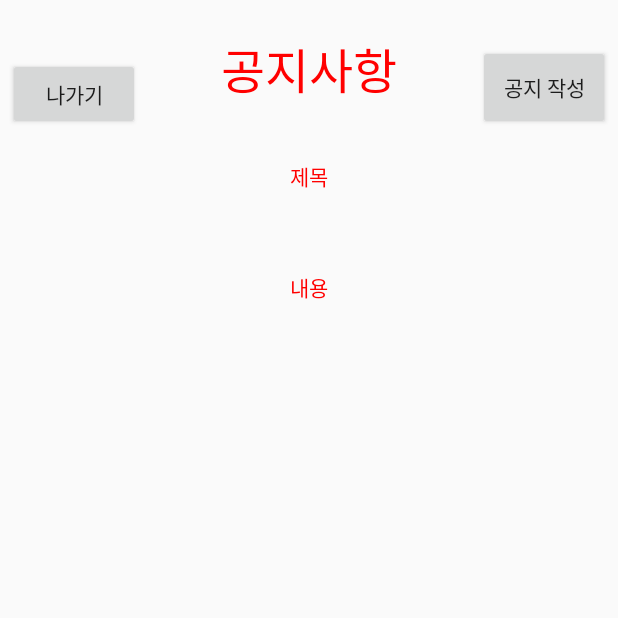
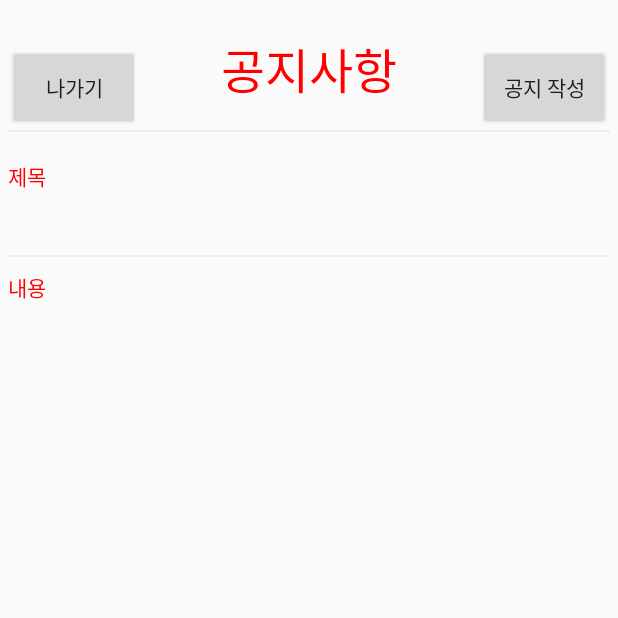
Before and after one commit to KimSungBeen/TEST, an Android app: the Notice_read_Activity screen opened directly, with no data from a screen before it, on a phone screen of 412 x 824 dp, the top half of it. Run offline under Robolectric (Android 15) with nearby library versions, the phone set to English and light mode, and no system bars.

```diff
--- a/app/src/main/java/com/example/myapplication/Diary_Adapter.java
+++ b/app/src/main/java/com/example/myapplication/Diary_Adapter.java
@@ -91,8 +91,7 @@ public class Diary_Adapter extends RecyclerView.Adapter<Diary_Adapter.MyViewHold
                 //dialog (선언, 아이콘, 제목, 셋팅 메시지)
                 AlertDialog.Builder dialog = new AlertDialog.Builder(v.getContext());
                 dialog.setIcon(R.mipmap.ic_launcher); //Dialog icon
-                dialog.setTitle(""); //Dialog title
-                dialog.setMessage("작업을 선택하십시오."); //Dialog Message
+                dialog.setTitle("작업을 선택하십시오."); //Dialog title
 
                 //Dialog의 수정버튼
                 dialog.setNegativeButton("수정", new DialogInterface.OnClickListener() {
--- a/app/src/main/java/com/example/myapplication/Video_Adapter.java
+++ b/app/src/main/java/com/example/myapplication/Video_Adapter.java
@@ -101,8 +101,7 @@ public class Video_Adapter extends RecyclerView.Adapter<Video_Adapter.MyViewHold
                 //dialog (선언, 아이콘, 제목, 셋팅 메시지)
                 AlertDialog.Builder dialog = new AlertDialog.Builder(v.getContext());
                 dialog.setIcon(R.mipmap.ic_launcher); //Dialog icon
-                dialog.setTitle(""); //Dialog title
-                dialog.setMessage("작업을 선택하십시오."); //Dialog Message
+                dialog.setTitle("작업을 선택하십시오."); //Dialog title
 
                 //롱클릭 Dialog안에 북마크를 클릭했을 시 북마크 설정이 가능한 Dialog를 다시 띄움
                 dialog.setNeutralButton("북마크", new DialogInterface.OnClickListener() {
@@ -112,8 +111,7 @@ public class Video_Adapter extends RecyclerView.Adapter<Video_Adapter.MyViewHold
                         //Dialog 선언과정
                         AlertDialog.Builder bookmarkDialog = new AlertDialog.Builder(v.getContext());
                         bookmarkDialog.setIcon(R.mipmap.ic_launcher);//Dialog icon
-                        bookmarkDialog.setTitle(""); //Dialog title
-                        bookmarkDialog.setMessage("북마크 번호를 입력하세요. (1 ~ 6)"); //Dialog Message
+                        bookmarkDialog.setTitle("북마크 번호를 입력하세요. (1 ~ 6)"); //Dialog title
                         EditText ET_bookmarkNum = new EditText(v.getContext()); //Dialog EditText
                         bookmarkDialog.setView(ET_bookmarkNum);
 
--- a/app/src/main/java/com/example/myapplication/Workout_info_files_Activity.java
+++ b/app/src/main/java/com/example/myapplication/Workout_info_files_Activity.java
@@ -232,8 +232,7 @@ public class Workout_info_files_Activity extends AppCompatActivity {
                 //dialog 선언
                 AlertDialog.Builder dialog = new AlertDialog.Builder(Workout_info_files_Activity.this);
                 dialog.setIcon(R.mipmap.ic_launcher);
-                dialog.setTitle("");
-                dialog.setMessage("작업을 선택하십시오.");
+                dialog.setTitle("작업을 선택하십시오.");
 
                 //롱클릭 Dialog안에 북마크를 클릭했을 시 북마크 설정이 가능한 Dialog를 다시 띄움
                 dialog.setNeutralButton("북마크", new DialogInterface.OnClickListener() {
@@ -243,8 +242,7 @@ public class Workout_info_files_Activity extends AppCompatActivity {
                         //Dialog 선언과정
                         AlertDialog.Builder bookmarkDialog = new AlertDialog.Builder(Workout_info_files_Activity.this);
                         bookmarkDialog.setIcon(R.mipmap.ic_launcher);//Dialog icon
-                        bookmarkDialog.setTitle(""); //Dialog title
-                        bookmarkDialog.setMessage("북마크 번호를 입력하세요. (1 ~ 6)"); //Dialog Message
+                        bookmarkDialog.setTitle("북마크 번호를 입력하세요. (1 ~ 6)"); //Dialog title
                         EditText ET_bookmarkNum = new EditText(getApplicationContext()); //Dialog EditText
                         bookmarkDialog.setView(ET_bookmarkNum);
 
--- a/app/src/main/res/layout/activity_notice_read.xml
+++ b/app/src/main/res/layout/activity_notice_read.xml
@@ -15,6 +15,12 @@
         android:orientation="horizontal"
         app:layout_constraintGuide_percent="0.1"/>
 
+    <View
+        android:layout_width="match_parent"
+        android:layout_height="1dp"
+        android:background="@color/layoutColor"
+        app:layout_constraintTop_toTopOf="@id/GUI_horizontal"/>
+
     <androidx.constraintlayout.widget.Guideline
         android:id="@+id/GUI_vertical"
         android:layout_width="match_parent"
@@ -25,23 +31,25 @@
     <Button
         android:id="@+id/BTN_exit"
         android:layout_width="wrap_content"
-        android:layout_height="wrap_content"
+        android:layout_height="0dp"
         android:text="@string/Exit"
+        app:layout_constraintHeight_percent="0.07"
         app:layout_constraintBottom_toTopOf="@id/GUI_horizontal"
         app:layout_constraintLeft_toLeftOf="parent" />
 
 <!--    공지사항 로고-->
     <TextView
+        android:id="@+id/textView2"
         android:layout_width="wrap_content"
         android:layout_height="wrap_content"
+        android:gravity="center"
+        android:text="@string/Notice"
+        android:textColor="@color/noticeTitle"
         android:textSize="32sp"
-        android:textColor="@color/noticeTitle"
-        app:layout_constraintTop_toTopOf="parent"
         app:layout_constraintBottom_toBottomOf="@id/GUI_horizontal"
         app:layout_constraintLeft_toLeftOf="parent"
         app:layout_constraintRight_toRightOf="parent"
-        android:gravity="center"
-        android:text="@string/Notice"/>
+        app:layout_constraintTop_toTopOf="parent" />
 
     <Button
         android:id="@+id/BTN_noticeWrite"
@@ -58,28 +66,32 @@
         android:id="@+id/TV_noticeTitleText"
         android:layout_width="match_parent"
         android:layout_height="wrap_content"
-        android:gravity="center"
         android:text="@string/Title"
         android:textColor="@color/red"
         android:layout_marginTop="20dp"
         app:layout_constraintTop_toBottomOf="@id/GUI_horizontal"
         app:layout_constraintLeft_toLeftOf="parent"/>
 
-
     <TextView
         android:id="@+id/TV_noticeTitle"
         android:layout_width="match_parent"
         android:layout_height="wrap_content"
-        android:gravity="center"
         android:textSize="24sp"
         app:layout_constraintTop_toBottomOf="@id/TV_noticeTitleText" />
+
+    <View
+        android:id="@+id/view2"
+        android:layout_width="match_parent"
+        android:layout_height="1dp"
+        android:background="@color/layoutColor"
+        app:layout_constraintBottom_toTopOf="@+id/TV_noticeContentsText"
+        app:layout_constraintTop_toBottomOf="@+id/TV_noticeTitle" />
 
     <!--    공지사항 내용-->
     <TextView
         android:id="@+id/TV_noticeContentsText"
         android:layout_width="match_parent"
         android:layout_height="wrap_content"
-        android:gravity="center"
         android:text="@string/Contents"
         android:textColor="@color/red"
         android:layout_marginTop="20dp"
@@ -89,7 +101,6 @@
         android:id="@+id/TV_noticeContents"
         android:layout_width="match_parent"
         android:layout_height="wrap_content"
-        android:gravity="center"
         app:layout_constraintTop_toBottomOf="@id/TV_noticeContentsText" />
 
 </androidx.constraintlayout.widget.ConstraintLayout>
--- a/app/src/main/res/layout/activity_workout_info_files.xml
+++ b/app/src/main/res/layout/activity_workout_info_files.xml
@@ -89,7 +89,6 @@
         android:id="@+id/LV_file"
         android:layout_width="match_parent"
         android:layout_height="0dp"
-        android:background="@color/white"
         android:divider="@color/white"
         android:dividerHeight="0px"
         app:layout_constraintBottom_toTopOf="@id/V_menu"
--- a/app/src/main/res/values/colors.xml
+++ b/app/src/main/res/values/colors.xml
@@ -1,7 +1,7 @@
 <?xml version="1.0" encoding="utf-8"?>
 <resources>
     <color name="colorPrimary">#6200EE</color>
-    <color name="colorPrimaryDark">#3700B3</color>
+    <color name="colorPrimaryDark">#000000</color>
     <color name="colorAccent">#03DAC5</color>
     <color name="white">#FFFFFF</color>
     <color name="mainLogo">#03A9F4</color>
@@ -11,4 +11,5 @@
     <color name="red">#FF0000</color>
     <color name="guideLine">#26000000</color>
     <color name="notice">#5EEAD7D7</color>
+    <color name="layoutColor">#EEEEEE</color>
 </resources>
```
Also changed, not shown: app/src/main/java/com/example/myapplication/Workout_Friend_Activity.java (+87 -25 lines), app/src/main/java/com/example/myapplication/Workout_Friend_Adapter.java (+7 -4 lines), app/src/main/java/com/example/myapplication/Workout_Friend_Item.java (+13 -5 lines), app/src/main/res/layout/activity_home.xml (+5 -5 lines), app/src/main/res/layout/activity_workout_friend.xml (+11 -3 lines), app/src/main/res/layout/item_workout_friend.xml (+21 -5 lines).
